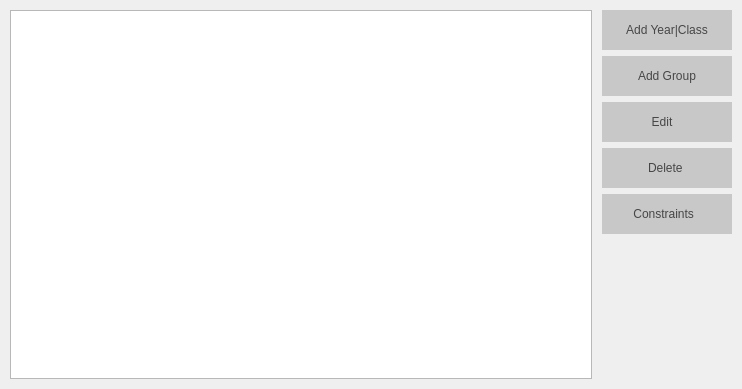
Old version of the form Orar/OrarApp/ClassesView.ui in the repository alexandrutm/UnivTimetable.
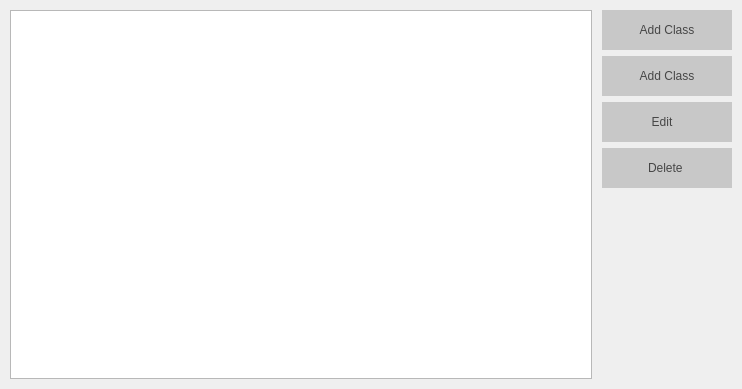
New version of the form. Icons and pictures are not drawn.

Commit message: Fix tree class view and delete model tester tree

Patch:
```diff
--- a/Orar/OrarApp/ClassesView.ui
+++ b/Orar/OrarApp/ClassesView.ui
@@ -105,7 +105,7 @@
 }</string>
         </property>
         <property name="text">
-         <string>Add Year|Class</string>
+         <string>Add Class</string>
         </property>
         <property name="icon">
          <iconset resource="OrarApp.qrc">
@@ -152,7 +152,7 @@
 }</string>
         </property>
         <property name="text">
-         <string>Add Group</string>
+         <string>Add Class</string>
         </property>
         <property name="icon">
          <iconset resource="OrarApp.qrc">
@@ -248,44 +248,6 @@
         </property>
        </widget>
       </item>
-      <item>
-       <widget class="QPushButton" name="mConstraints">
-        <property name="minimumSize">
-         <size>
-          <width>0</width>
-          <height>40</height>
-         </size>
-        </property>
-        <property name="layoutDirection">
-         <enum>Qt::RightToLeft</enum>
-        </property>
-        <property name="styleSheet">
-         <string notr="true">QPushButton{
-	font: 75 12pt &quot;Times New Roman&quot;;
-	color: rgb(70, 70, 70);
-	background-color: rgb(200, 200, 200);
-	border: 0px solid;
-}
-
-QPushButton:hover {
-	background-color: rgb(231, 231, 231);
-}</string>
-        </property>
-        <property name="text">
-         <string>Constraints  </string>
-        </property>
-        <property name="icon">
-         <iconset resource="OrarApp.qrc">
-          <normaloff>:/Buttons/img/constr.png</normaloff>:/Buttons/img/constr.png</iconset>
-        </property>
-        <property name="iconSize">
-         <size>
-          <width>18</width>
-          <height>18</height>
-         </size>
-        </property>
-       </widget>
-      </item>
       <item>
        <spacer name="verticalSpacer_3">
         <property name="orientation">
```
Left out of the diff: 4 changed lines with no effect on the pictures. The commit also changes 8 other files.
